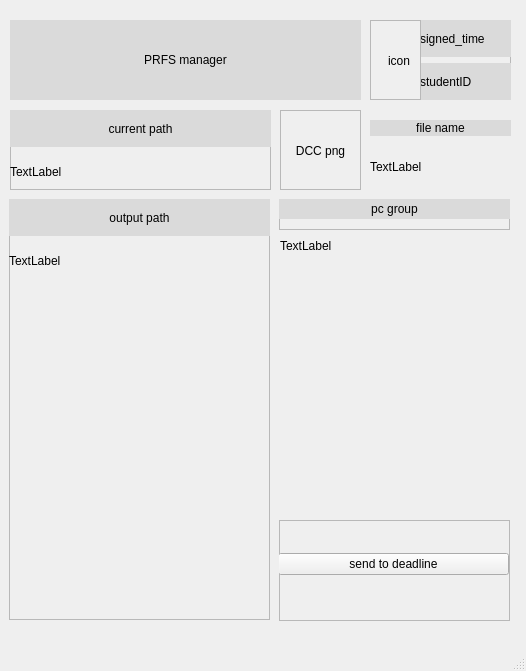
First picture: the form in ui/main/main.ui, repository kangseyoung/gp, before the edit.
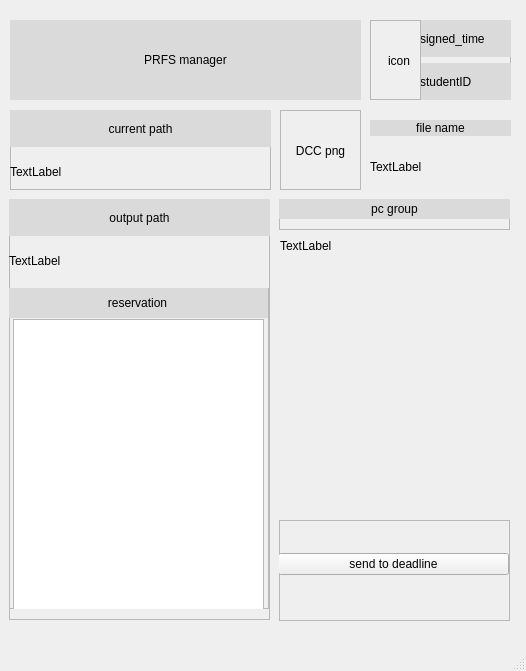
Second picture: the form after the edit.

The edit to the form file:
```diff
--- a/ui/main/main.ui
+++ b/ui/main/main.ui
@@ -150,6 +150,57 @@
       </item>
      </layout>
     </widget>
+    <widget class="QFrame" name="frame_4">
+     <property name="geometry">
+      <rect>
+       <x>-1</x>
+       <y>89</y>
+       <width>261</width>
+       <height>321</height>
+      </rect>
+     </property>
+     <property name="frameShape">
+      <enum>QFrame::StyledPanel</enum>
+     </property>
+     <property name="frameShadow">
+      <enum>QFrame::Raised</enum>
+     </property>
+     <widget class="QWidget" name="verticalLayoutWidget_7">
+      <property name="geometry">
+       <rect>
+        <x>-1</x>
+        <y>-1</y>
+        <width>261</width>
+        <height>31</height>
+       </rect>
+      </property>
+      <layout class="QVBoxLayout" name="verticalLayout_4">
+       <item>
+        <widget class="QLabel" name="reservation">
+         <property name="styleSheet">
+          <string notr="true">background-color: rgb(218, 218, 218);</string>
+         </property>
+         <property name="text">
+          <string>reservation</string>
+         </property>
+         <property name="alignment">
+          <set>Qt::AlignCenter</set>
+         </property>
+        </widget>
+       </item>
+      </layout>
+     </widget>
+     <widget class="QListWidget" name="reservation_list">
+      <property name="geometry">
+       <rect>
+        <x>5</x>
+        <y>31</y>
+        <width>251</width>
+        <height>291</height>
+       </rect>
+      </property>
+     </widget>
+    </widget>
    </widget>
    <widget class="QFrame" name="frame_7">
     <property name="geometry">
```
